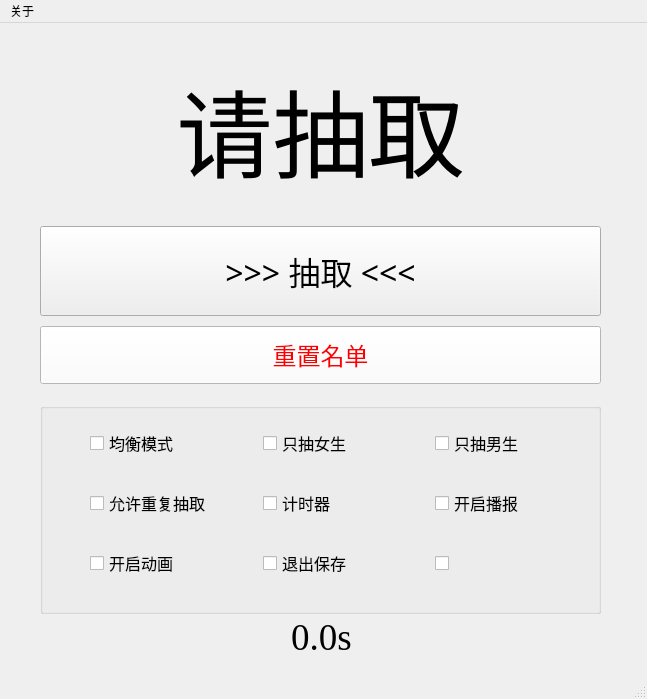
First picture: the form in pyqt5ui.ui, repository moeouo/ClassNamePicker, before the edit.
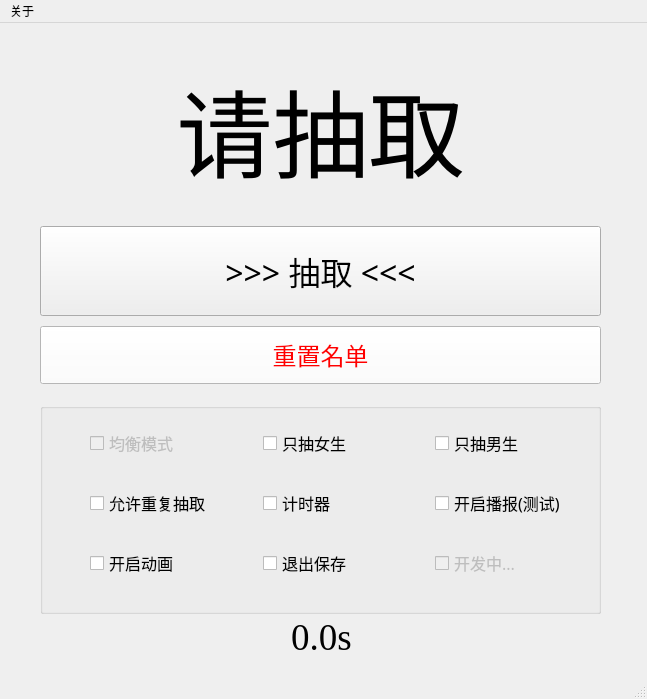
Second picture: the form after the edit.

```diff
--- a/pyqt5ui.ui
+++ b/pyqt5ui.ui
@@ -585,6 +585,9 @@
       </property>
       <item>
        <widget class="QCheckBox" name="n_pick_checkbox">
+        <property name="enabled">
+         <bool>false</bool>
+        </property>
         <property name="font">
          <font>
           <family>宋体</family>
@@ -684,7 +687,7 @@
          </font>
         </property>
         <property name="text">
-         <string>开启播报</string>
+         <string>开启播报(测试)</string>
         </property>
        </widget>
       </item>
@@ -740,6 +743,9 @@
       </item>
       <item>
        <widget class="QCheckBox" name="checkBox_12">
+        <property name="enabled">
+         <bool>false</bool>
+        </property>
         <property name="font">
          <font>
           <family>宋体</family>
@@ -747,7 +753,7 @@
          </font>
         </property>
         <property name="text">
-         <string/>
+         <string>开发中...</string>
         </property>
        </widget>
       </item>
```
